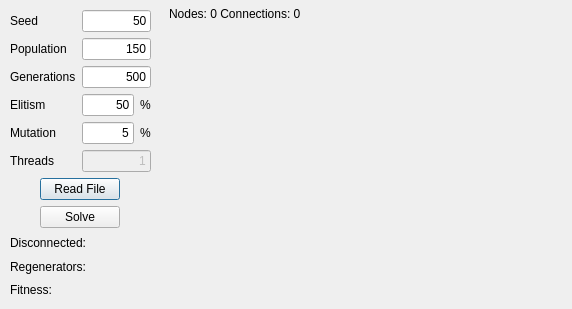
Before: the Qt Designer form antcolonydialog.ui in xQsme/RLP_Qt, drawn with Qt 5.
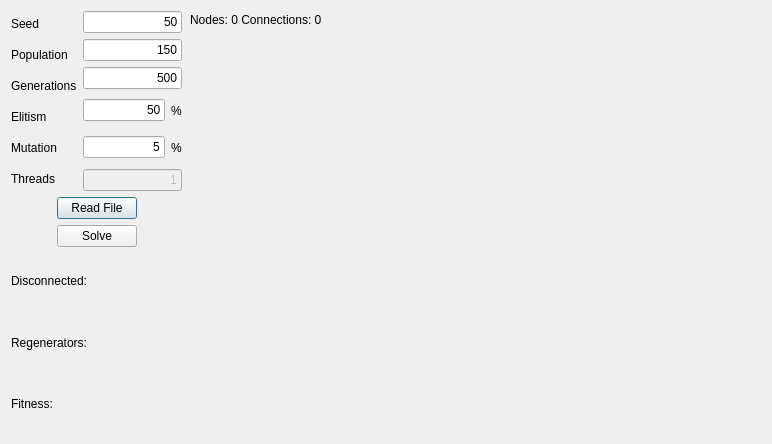
After: the same form once the commit is applied.

What changed in the file:
```diff
--- a/antcolonydialog.ui
+++ b/antcolonydialog.ui
@@ -6,8 +6,8 @@
    <rect>
     <x>0</x>
     <y>0</y>
-    <width>572</width>
-    <height>309</height>
+    <width>772</width>
+    <height>444</height>
    </rect>
   </property>
   <property name="windowTitle">
@@ -16,10 +16,10 @@
   <widget class="QLabel" name="labelNodes">
    <property name="geometry">
     <rect>
-     <x>169</x>
-     <y>6</y>
-     <width>391</width>
-     <height>16</height>
+     <x>190</x>
+     <y>10</y>
+     <width>571</width>
+     <height>20</height>
     </rect>
    </property>
    <property name="text">
@@ -29,10 +29,10 @@
   <widget class="QWidget" name="gridLayoutWidget">
    <property name="geometry">
     <rect>
-     <x>149</x>
-     <y>26</y>
-     <width>411</width>
-     <height>271</height>
+     <x>180</x>
+     <y>27</y>
+     <width>581</width>
+     <height>401</height>
     </rect>
    </property>
    <layout class="QGridLayout" name="gridLayout">
@@ -44,10 +44,10 @@
   <widget class="QWidget" name="layoutWidget">
    <property name="geometry">
     <rect>
-     <x>10</x>
-     <y>10</y>
-     <width>141</width>
-     <height>289</height>
+     <x>11</x>
+     <y>11</y>
+     <width>171</width>
+     <height>421</height>
     </rect>
    </property>
    <layout class="QVBoxLayout" name="verticalLayout_4">
```
